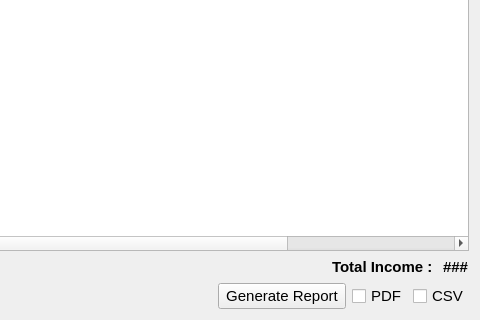
First picture: the form in estorecpp/mdfsalessummary.ui, repository Watti/estorecpp, before the edit; both pictures show x 323 to 803 and y 166 to 486 of the 803 by 486 pixel window.
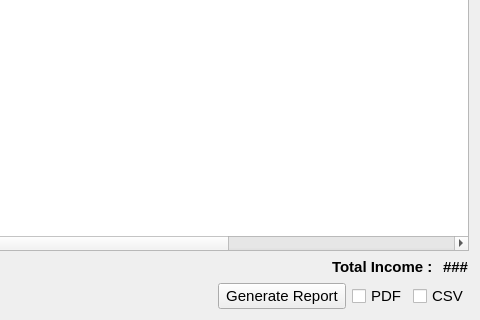
Second picture: the form after the edit.

Commit message: mdf report has been re factored

What changed in the file:
```diff
--- a/estorecpp/mdfsalessummary.ui
+++ b/estorecpp/mdfsalessummary.ui
@@ -104,7 +104,7 @@
       <number>0</number>
      </property>
      <property name="columnCount">
-      <number>9</number>
+      <number>10</number>
      </property>
      <attribute name="horizontalHeaderVisible">
       <bool>true</bool>
@@ -121,6 +121,7 @@
      <column/>
      <column/>
      <column/>
+     <column/>
     </widget>
    </item>
    <item>
```
The commit also changes 2 other files.
